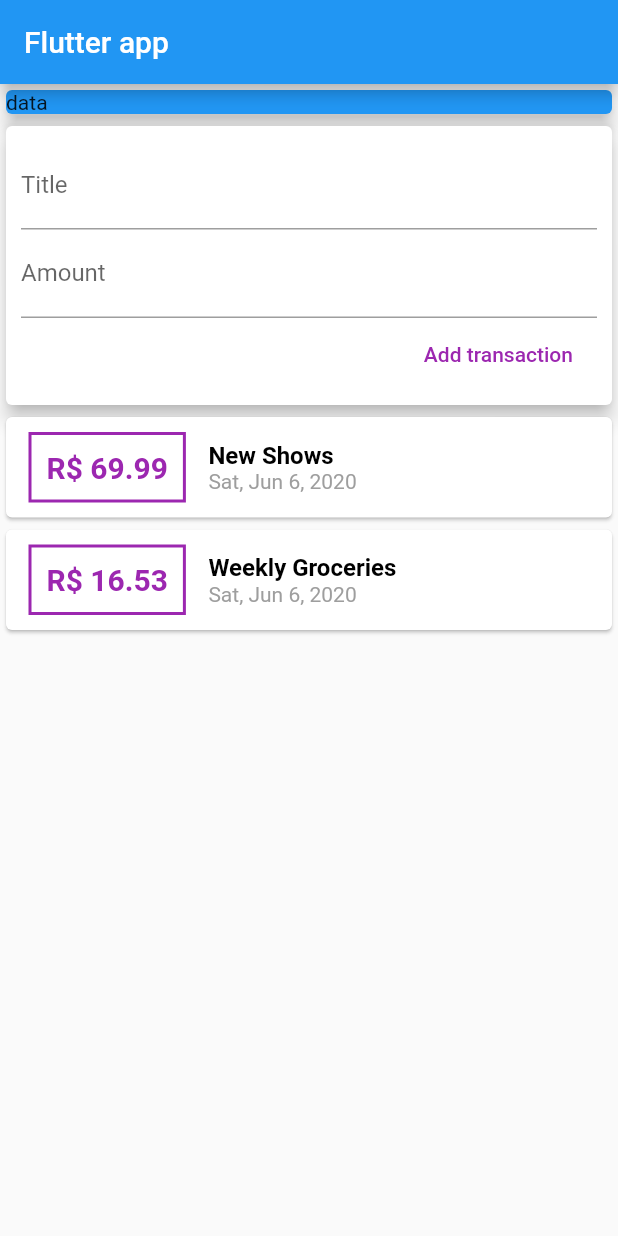
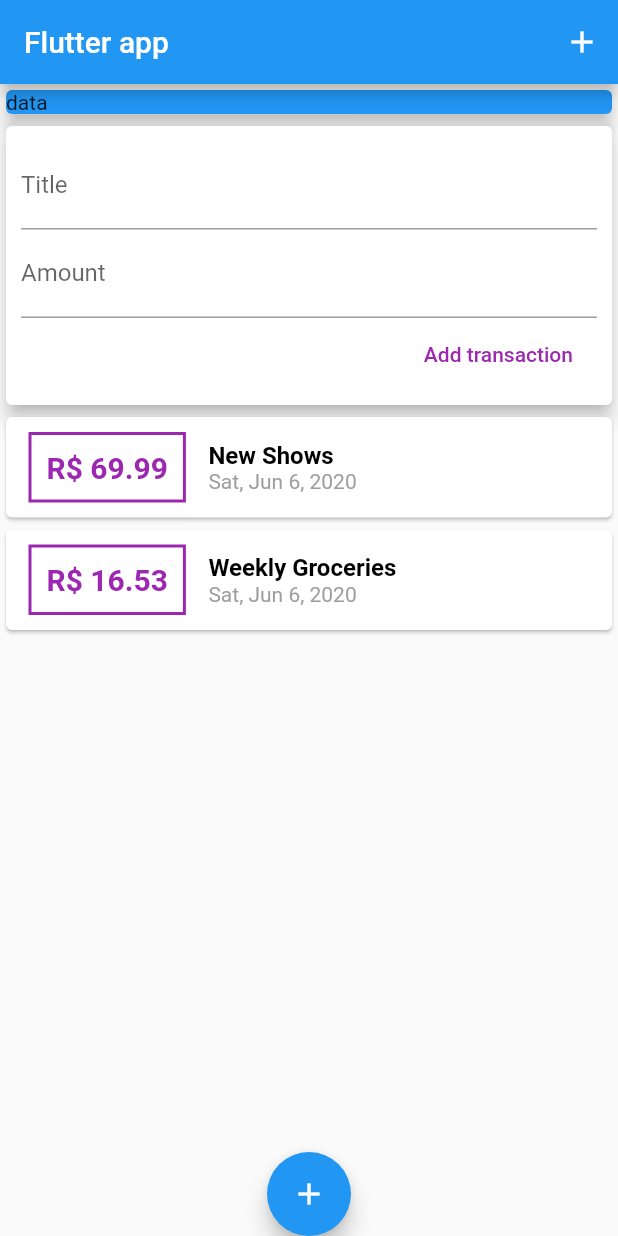
Before and after one commit to mvgmenezes/flutter_personal_expenses, a Flutter app: the screen it shows after launch, on a phone screen of 412 x 824 dp. Run offline on Flutter 3.47's test engine with Material 2 defaults, Android fonts, the phone set to English and light mode, and no system bars.

Commit message:
Adding float button and bar button

```diff
--- a/lib/main.dart
+++ b/lib/main.dart
@@ -25,6 +25,11 @@ class MyHomePage extends StatelessWidget {
     return Scaffold(
       appBar: AppBar(
         title: Text('Flutter app'),
+        actions: <Widget>[
+          IconButton(
+            icon: Icon(Icons.add),
+            onPressed: () {},)
+        ],
       ),
       body: SingleChildScrollView(
         child: Column(
@@ -44,6 +49,9 @@ class MyHomePage extends StatelessWidget {
               UserTransactions()
             ],
           ),
-        ));
+      ),
+      floatingActionButtonLocation: FloatingActionButtonLocation.centerDocked,
+      floatingActionButton: FloatingActionButton(child: Icon(Icons.add),),
+    );
   }
 }
```
Lines whose indentation alone changed are shown as unchanged.
